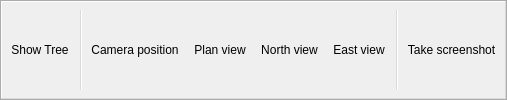
gsanhueza/BlastSight, file libraries/View/GUI/UI/toolbar.ui: the form before one commit.
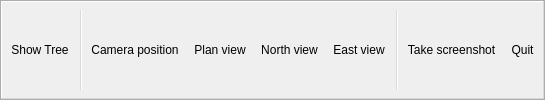
The form after the commit. Icons and pictures are not drawn.

Commit message: Quit action added for both mainwindow and container

```diff
--- a/libraries/View/GUI/UI/toolbar.ui
+++ b/libraries/View/GUI/UI/toolbar.ui
@@ -10,6 +10,7 @@
    <addaction name="action_east_view"/>
    <addaction name="separator"/>
    <addaction name="action_take_screenshot"/>
+   <addaction name="action_quit"/>
   <action name="action_load_mesh">
    <property name="icon">
     <iconset theme="fileopen">
```
The commit also changes 2 other files.
